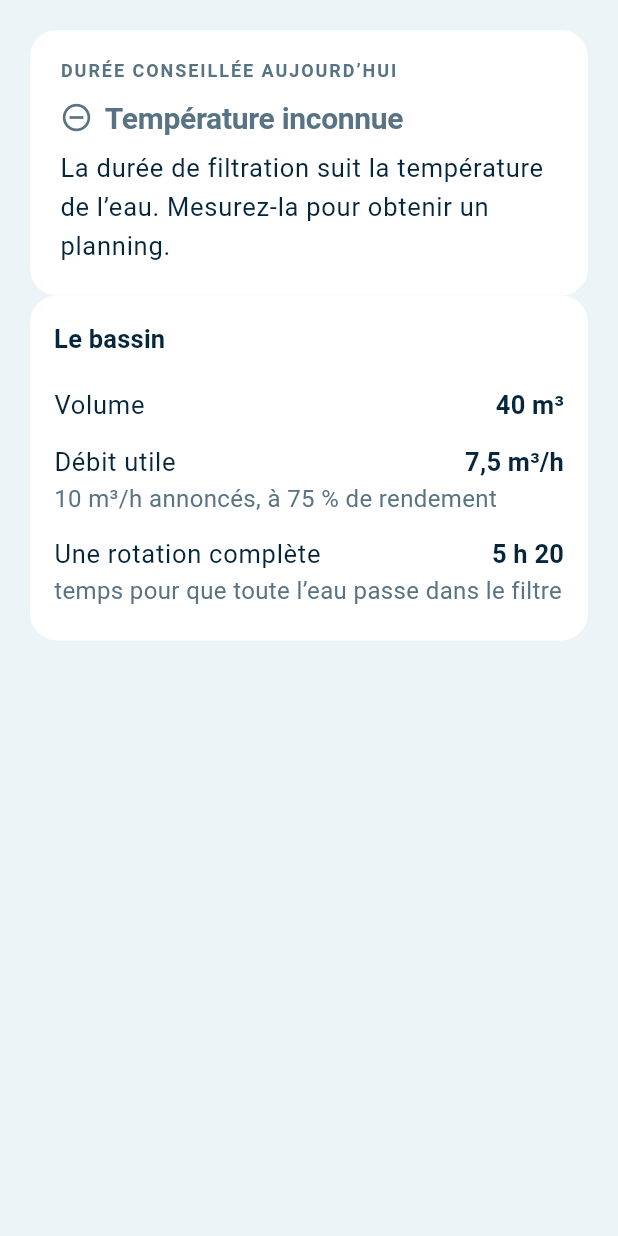
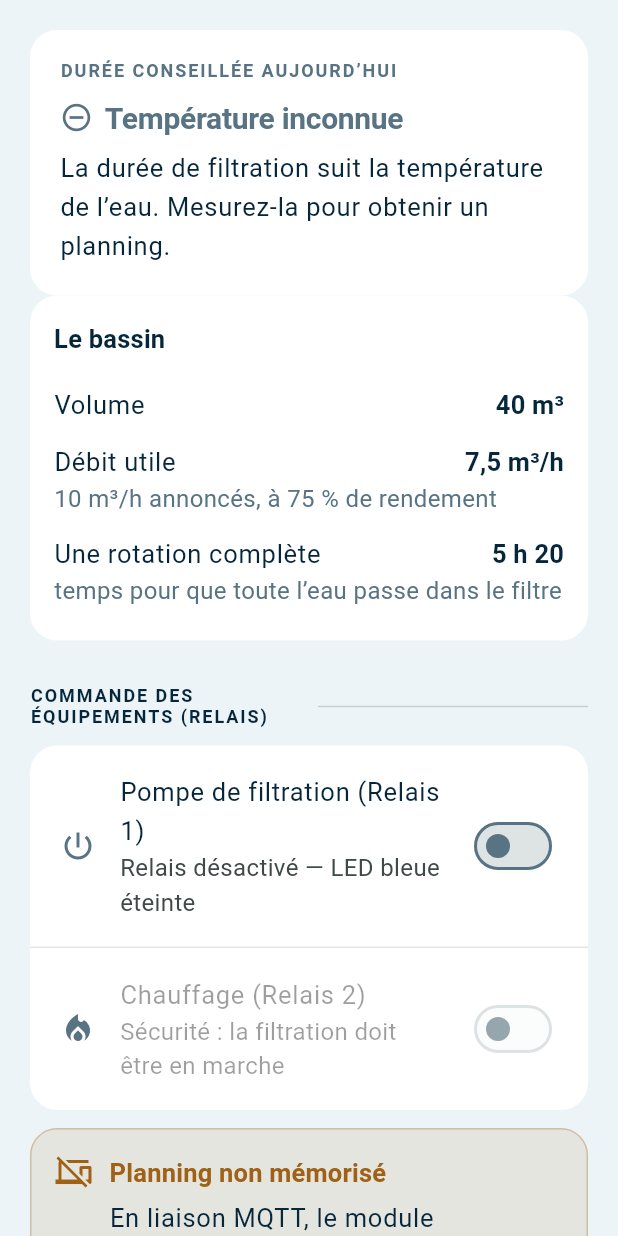
Before and after one commit to QDZantoine/mypool, a Flutter app: the FiltrationScreen widget shown alone on an empty page, opened directly, on a phone screen of 412 x 824 dp. Run offline on Flutter 3.47's test engine with Material 3 defaults, Android fonts, the phone set to English and light mode, and no system bars; our stand-ins replace flutter_dotenv, flutter_riverpod, geolocator, shared_preferences, sqflite; missing offline and left inert: mqtt_client; accounts and stored records are empty.

Commit message:
feat: connected components with MQTT

```diff
--- a/lib/state/pool_config_controller.dart
+++ b/lib/state/pool_config_controller.dart
@@ -1,3 +1,4 @@
+import 'package:flutter_dotenv/flutter_dotenv.dart';
 import 'package:flutter_riverpod/flutter_riverpod.dart';
 
 import '../data/settings_store.dart';
@@ -29,7 +30,13 @@ class PoolConfigController extends StateNotifier<PoolConfig> {
   bool get isLoaded => _loaded;
 
   Future<void> load() async {
-    state = await _store.loadPoolConfig();
+    final PoolConfig stored = await _store.loadPoolConfig();
+    if (dotenv.isInitialized && dotenv.env.containsKey('MQTT_HOST')) {
+      state = stored.copyWith(driver: DriverKind.mqtt);
+      _loaded = true;
+      return;
+    }
+    state = stored;
     _loaded = true;
   }
 
@@ -116,7 +123,29 @@ class MqttSettingsController extends StateNotifier<MqttSettings> {
   final SettingsStore _store;
 
   Future<void> load() async {
-    state = await _store.loadMqttSettings();
+    final MqttSettings stored = await _store.loadMqttSettings();
+    if (dotenv.isInitialized && dotenv.env.containsKey('MQTT_HOST')) {
+      final String envDeviceId = dotenv.env['MQTT_DEVICE_ID'] ?? 'a7f3c1e9b2';
+      final String envHost = dotenv.env['MQTT_HOST'] ?? MqttSettings.defaultHost;
+      final int envPort = int.tryParse(dotenv.env['MQTT_PORT'] ?? '') ?? MqttSettings.defaultPort;
+
+      if (stored.deviceId.isEmpty ||
+          stored.deviceId == 'wokwi-esp32-pool' ||
+          stored.host.contains('hivemq.cloud') ||
+          stored.deviceId != envDeviceId) {
+        final MqttSettings updated = stored.copyWith(
+          host: envHost,
+          port: envPort,
+          deviceId: envDeviceId,
+          username: dotenv.env['MQTT_USER'],
+          password: dotenv.env['MQTT_PASSWORD'],
+        );
+        state = updated;
+        await replace(updated);
+        return;
+      }
+    }
+    state = stored;
   }
 
   Future<void> replace(MqttSettings settings) async {
--- a/lib/ui/filtration_screen.dart
+++ b/lib/ui/filtration_screen.dart
@@ -1,6 +1,7 @@
 import 'package:flutter/material.dart';
 import 'package:flutter_riverpod/flutter_riverpod.dart';
 
+import '../data/devices/pool_device_driver.dart';
 import '../domain/filtration_planner.dart';
 import '../models/filtration_schedule.dart';
 import '../models/pool_config.dart';
@@ -12,10 +13,10 @@ import 'widgets/day_timeline.dart';
 import 'widgets/section_header.dart';
 import 'widgets/value_display.dart';
 
-/// Planning de filtration conseillé.
+/// Planning de filtration conseillé et commande des relais.
 ///
-/// L'écran explique d'où vient la durée : sans le « pourquoi », un utilisateur
-/// à qui on annonce 13 h de filtration croit à une erreur.
+/// L'écran explique d'où vient la durée et permet de basculer la pompe
+/// et le chauffage pour contrôler les relais Wokwi.
 class FiltrationScreen extends ConsumerWidget {
   const FiltrationScreen({super.key});
 
@@ -29,6 +30,12 @@ class FiltrationScreen extends ConsumerWidget {
 
     final bool filterAlert = ref.watch(
       telemetryProvider.select((TelemetryState s) => s.filterAlert),
+    );
+    final bool? pumpOn = ref.watch(
+      telemetryProvider.select((TelemetryState s) => s.telemetry?.pumpOn),
+    );
+    final bool? heaterOn = ref.watch(
+      telemetryProvider.select((TelemetryState s) => s.telemetry?.heaterOn),
     );
 
     return ListView(
@@ -159,6 +166,74 @@ class FiltrationScreen extends ConsumerWidget {
             ),
           ),
         ),
+        const SectionHeader(label: 'Commande des équipements (Relais)'),
+        Card(
+          child: Column(
+            children: <Widget>[
+              SwitchListTile(
+                secondary: Icon(
+                  Icons.power_settings_new,
+                  color: (pumpOn ?? false)
+                      ? AppTheme.chlorine
+                      : theme.colorScheme.outline,
+                ),
+                title: const Text('Pompe de filtration (Relais 1)'),
+                subtitle: Text(
+                  (pumpOn ?? false)
+                      ? 'Relais activé — LED bleue allumée'
+                      : 'Relais désactivé — LED bleue éteinte',
+                ),
+                value: pumpOn ?? false,
+                onChanged: (bool value) async {
+                  try {
+                    await ref
+                        .read(deviceDriverProvider)
+                        .setRelay(DeviceChannel.pump, on: value);
+                  } catch (e) {
+                    if (context.mounted) {
+                      ScaffoldMessenger.of(context).showSnackBar(
+                        SnackBar(content: Text('Erreur: $e')),
+                      );
+                    }
+                  }
+                },
+              ),
+              const Divider(height: 1),
+              SwitchListTile(
+                secondary: Icon(
+                  Icons.local_fire_department,
+                  color: (heaterOn ?? false)
+                      ? AppTheme.acid
+                      : theme.colorScheme.outline,
+                ),
+                title: const Text('Chauffage (Relais 2)'),
+                subtitle: Text(
+                  (pumpOn ?? false)
+                      ? ((heaterOn ?? false)
+                          ? 'Relais activé — LED rouge allumée'
+                          : 'Relais désactivé — LED rouge éteinte')
+                      : 'Sécurité : la filtration doit être en marche',
+                ),
+                value: heaterOn ?? false,
+                onChanged: (pumpOn ?? false)
+                    ? (bool value) async {
+                        try {
+                          await ref
+                              .read(deviceDriverProvider)
+                              .setRelay(DeviceChannel.heater, on: value);
+                        } catch (e) {
+                          if (context.mounted) {
+                            ScaffoldMessenger.of(context).showSnackBar(
+                              SnackBar(content: Text('Erreur: $e')),
+                            );
+                          }
+                        }
+                      }
+                    : null,
+              ),
+            ],
+          ),
+        ),
         if (config.driver == DriverKind.mqtt) ...<Widget>[
           const SizedBox(height: 12),
           _Banner(
```
Also changed, not shown: diagram.json (added, +124 -0 lines), lib/data/devices/mqtt_transport.dart (+14 -3 lines), lib/data/devices/wokwi_mqtt_driver.dart (+31 -4 lines), lib/ui/reading_entry_screen.dart (+38 -2 lines), lib/ui/settings_screen.dart (+14 -0 lines), 6 other files.
